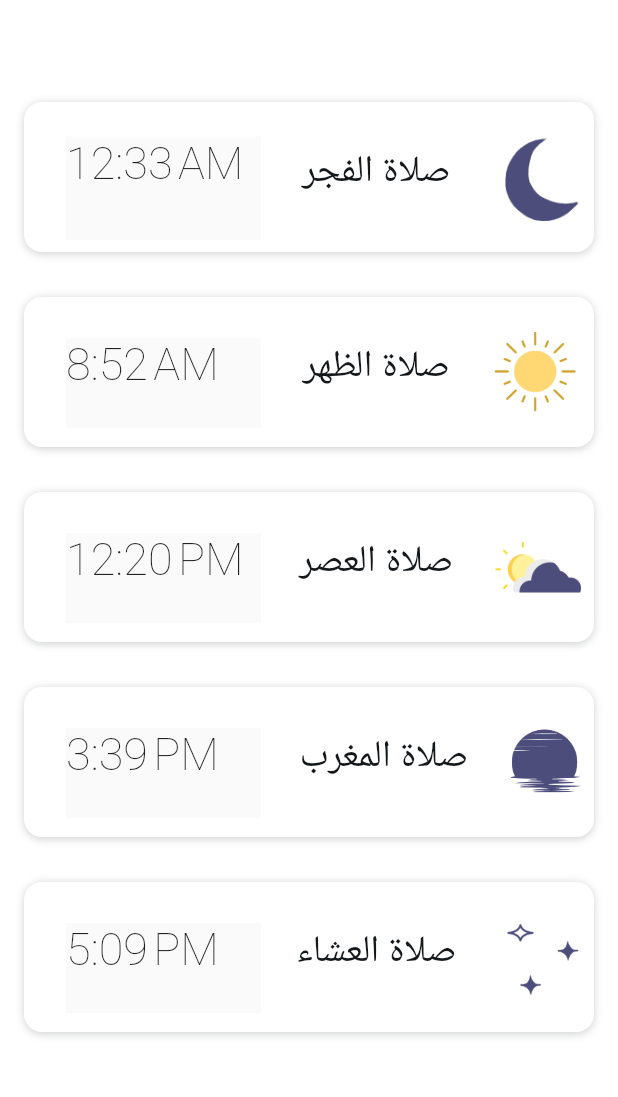
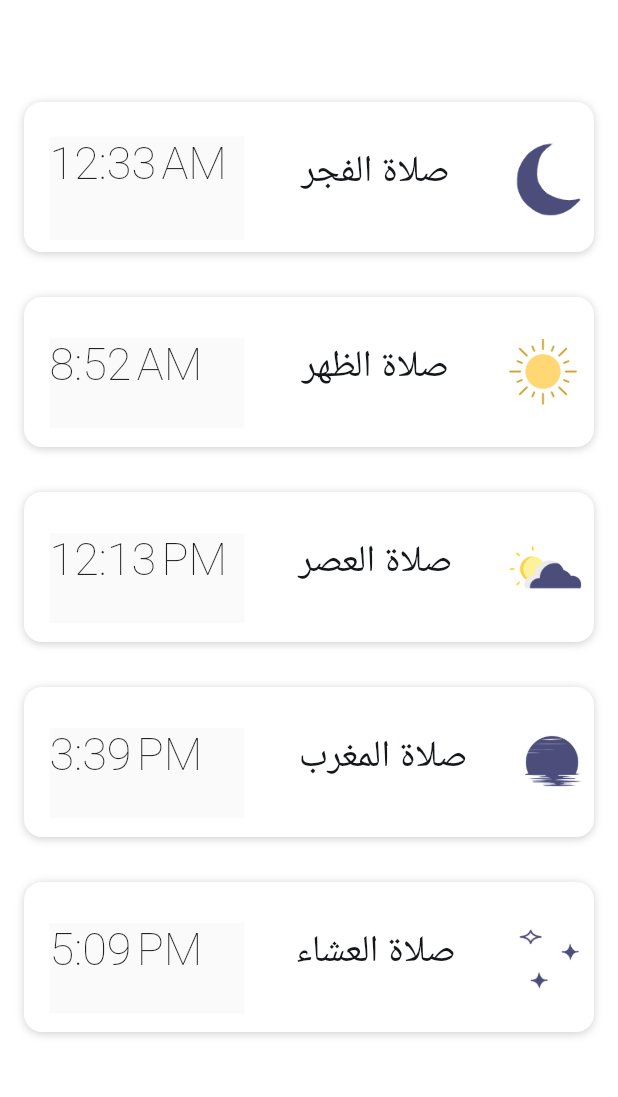
Before and after one commit to Sondosgit/Aoun_project_FF, a Flutter app: the PrayerElderlyWidget screen opened by its route, on a phone screen of 412 x 824 dp, the part 78-1175 px from its top. Run offline on Flutter 3.47's test engine with Material 3 defaults, Android fonts, the phone set to English and light mode, and no system bars; our stand-ins replace adhan, auto_size_text, cached_network_image, cloud_firestore, dropdown_button2, firebase_auth and 16 more; missing offline and left inert: json_path; accounts and stored records are empty; Roboto replaces fonts that are missing (Readex Pro).

Commit message:
Updating mon

```diff
--- a/lib/custom_code/actions/is_solved.dart
+++ b/lib/custom_code/actions/is_solved.dart
@@ -13,7 +13,10 @@ import 'package:flutter/foundation.dart';
 
 bool isSolved(List<int> board) {
   List<int> solvedList = [1, 2, 3, 4, 5, 6, 7, 8, 0];
-  return listEquals(solvedList, board);
+  List<int> unsolvedList = [1, 2, 3, 4, 6, 5, 7, 8, 0];
+  bool t = listEquals(solvedList, board) | listEquals(unsolvedList, board);
+
+  return t;
 }
 // Set your action name, define your arguments and return parameter,
 // and then add the boilerplate code using the green button on the right!
--- a/lib/custom_code/widgets/asr.dart
+++ b/lib/custom_code/widgets/asr.dart
@@ -29,8 +29,8 @@ class Asr extends StatefulWidget {
 class _AsrState extends State<Asr> {
   Geolocator location = new Geolocator();
   Position? position;
-  double latitude = 21.485811;
-  double longitude = 39.192505;
+  double latitude = 24.713552;
+  double longitude = 46.675297;
   late DateTime asr;
 
   @override
@@ -46,13 +46,13 @@ class _AsrState extends State<Asr> {
                     );
                   }
 
-                  final myCoordinates = Coordinates(24.713552,
-                      46.675297); // Replace with your own location lat, lng.
+                  final myCoordinates = Coordinates(latitude,
+                      longitude); // Replace with your own location lat, lng.
                   final params = CalculationMethod.umm_al_qura.getParameters();
                   params.madhab = Madhab.hanafi;
                   final prayerTimes = PrayerTimes.today(myCoordinates, params);
                   asr =
-                      prayerTimes.asr.subtract(Duration(hours: 1, minutes: 13));
+                      prayerTimes.asr.subtract(Duration(hours: 1, minutes: 20));
                   return Text(DateFormat.jm().format(asr),
                       style:
                           TextStyle(fontSize: 30, fontWeight: FontWeight.w200));
--- a/lib/pages/elderly/prayer_elderly/prayer_elderly_widget.dart
+++ b/lib/pages/elderly/prayer_elderly/prayer_elderly_widget.dart
@@ -122,7 +122,7 @@ class _PrayerElderlyWidgetState extends State<PrayerElderlyWidget> {
                                   ),
                                   child: Padding(
                                     padding: const EdgeInsetsDirectional.fromSTEB(
-                                        16.0, 8.0, 8.0, 8.0),
+                                        5.0, 8.0, 8.0, 8.0),
                                     child: Row(
                                       mainAxisSize: MainAxisSize.max,
                                       mainAxisAlignment:
@@ -183,7 +183,7 @@ class _PrayerElderlyWidgetState extends State<PrayerElderlyWidget> {
                                                 BorderRadius.circular(12.0),
                                             child: Image.asset(
                                               'assets/images/fajr.png',
-                                              width: 60.0,
+                                              width: 50.0,
                                               height: 60.0,
                                               fit: BoxFit.contain,
                                             ),
@@ -217,7 +217,7 @@ class _PrayerElderlyWidgetState extends State<PrayerElderlyWidget> {
                                   ),
                                   child: Padding(
                                     padding: const EdgeInsetsDirectional.fromSTEB(
-                                        16.0, 8.0, 8.0, 8.0),
+                                        5.0, 8.0, 8.0, 8.0),
                                     child: Row(
                                       mainAxisSize: MainAxisSize.max,
                                       mainAxisAlignment:
@@ -271,7 +271,7 @@ class _PrayerElderlyWidgetState extends State<PrayerElderlyWidget> {
                                                 BorderRadius.circular(12.0),
                                             child: Image.asset(
                                               'assets/images/asr.png',
-                                              width: 60.0,
+                                              width: 50.0,
                                               height: 60.0,
                                               fit: BoxFit.fitWidth,
                                             ),
@@ -305,7 +305,7 @@ class _PrayerElderlyWidgetState extends State<PrayerElderlyWidget> {
                                   ),
                                   child: Padding(
                                     padding: const EdgeInsetsDirectional.fromSTEB(
-                                        16.0, 8.0, 8.0, 8.0),
+                                        5.0, 8.0, 8.0, 8.0),
                                     child: Row(
                                       mainAxisSize: MainAxisSize.max,
                                       mainAxisAlignment:
@@ -359,7 +359,7 @@ class _PrayerElderlyWidgetState extends State<PrayerElderlyWidget> {
                                                 BorderRadius.circular(12.0),
                                             child: Image.asset(
                                               'assets/images/duhr.png',
-                                              width: 60.0,
+                                              width: 50.0,
                                               height: 60.0,
                                               fit: BoxFit.fitWidth,
                                             ),
@@ -393,7 +393,7 @@ class _PrayerElderlyWidgetState extends State<PrayerElderlyWidget> {
                                   ),
                                   child: Padding(
                                     padding: const EdgeInsetsDirectional.fromSTEB(
-                                        16.0, 8.0, 8.0, 8.0),
+                                        5.0, 8.0, 8.0, 8.0),
                                     child: Row(
                                       mainAxisSize: MainAxisSize.max,
                                       mainAxisAlignment:
@@ -447,7 +447,7 @@ class _PrayerElderlyWidgetState extends State<PrayerElderlyWidget> {
                                                 BorderRadius.circular(12.0),
                                             child: Image.asset(
                                               'assets/images/mug.png',
-                                              width: 50.0,
+                                              width: 40.0,
                                               height: 50.0,
                                               fit: BoxFit.fitWidth,
                                             ),
@@ -481,7 +481,7 @@ class _PrayerElderlyWidgetState extends State<PrayerElderlyWidget> {
                                   ),
                                   child: Padding(
                                     padding: const EdgeInsetsDirectional.fromSTEB(
-                                        16.0, 8.0, 8.0, 8.0),
+                                        5.0, 8.0, 8.0, 8.0),
                                     child: Row(
                                       mainAxisSize: MainAxisSize.max,
                                       mainAxisAlignment:
@@ -535,7 +535,7 @@ class _PrayerElderlyWidgetState extends State<PrayerElderlyWidget> {
                                                 BorderRadius.circular(12.0),
                                             child: Image.asset(
                                               'assets/images/isha.png',
-                                              width: 60.0,
+                                              width: 50.0,
                                               height: 60.0,
                                               fit: BoxFit.fitWidth,
                                             ),
```
Also changed, not shown: lib/pages/caregiver/prayer_caregiver/prayer_caregiver_widget.dart (+35 -25 lines).
